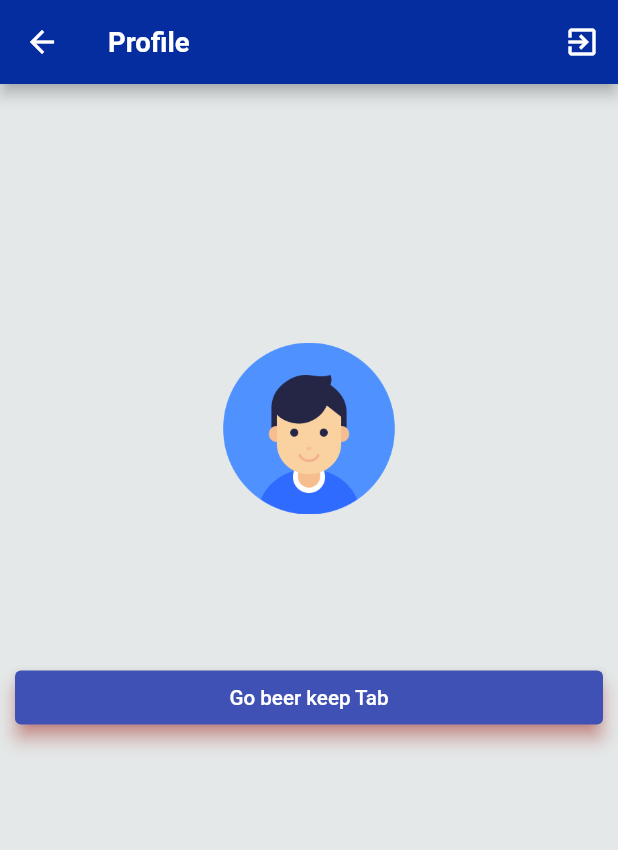
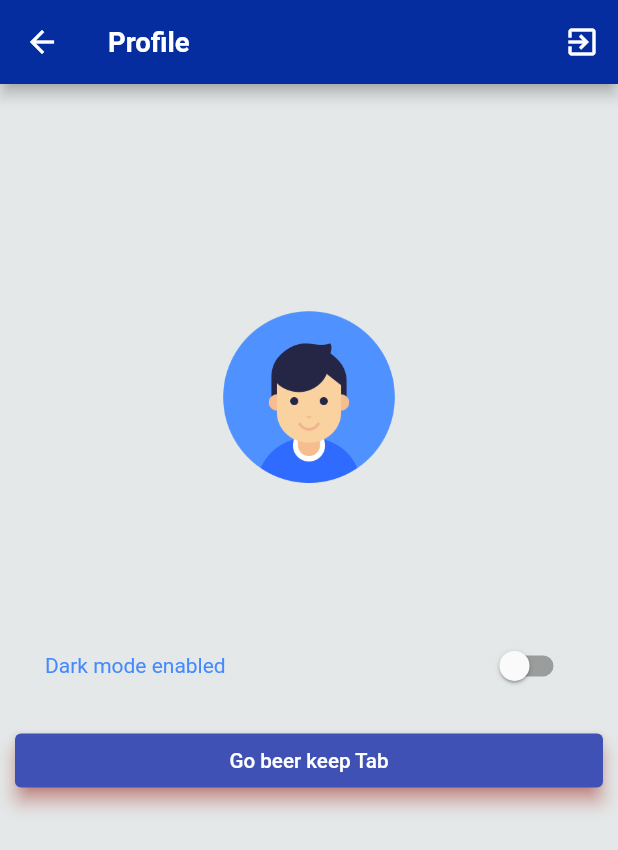
Before and after one commit to piyushpatel130689/flutter_bloc_firebase, a Flutter app: the ProfilePage screen opened directly, on a phone screen of 412 x 824 dp. Shown: the top 850 px of the screen. Run offline on Flutter 3.47's test engine with Material 2 defaults, Android fonts, the phone set to English and light mode, and no system bars; our stand-ins replace bloc, equatable, fancy_bottom_navigation, firebase_auth, firebase_core, flutter_bloc and 7 more; missing offline and left inert: flow_builder, very_good_analysis; accounts and stored records are empty.

Commit message:
- support for light and dark theme

```diff
--- a/lib/app/view/app.dart
+++ b/lib/app/view/app.dart
@@ -34,7 +34,9 @@ class AppView extends StatelessWidget {
   @override
   Widget build(BuildContext context) {
     return MaterialApp(
-      theme: theme,
+      theme: AppTheme.light,
+      darkTheme: AppTheme.dark,
+      themeMode: ThemeMode.system,
       home: FlowBuilder<AppStatus>(
         state: context.select((AppBloc bloc) => bloc.state.status),
         onGeneratePages: onGenerateAppViewPages,
--- a/lib/common/share_preference.dart
+++ b/lib/common/share_preference.dart
@@ -1,38 +1,36 @@
 import 'package:shared_preferences/shared_preferences.dart';
 
-class MySharePreference{
+class MySharePreference {
+  final String _isLogin = "islogin";
+  final String _isDarkMode = "isDarkMode";
 
-  ///
-  /// Instantiation of the SharedPreferences library
-  ///
-
-  final String _isLogin = "islogin";
-
-  /// ------------------------------------------------------------
-  /// Method that returns the user decision to allow notifications
-  /// ------------------------------------------------------------
   Future<bool> setUserLogin(bool value) async {
     final SharedPreferences prefs = await SharedPreferences.getInstance();
 
-    return prefs.setBool(_isLogin,value);
+    return prefs.setBool(_isLogin, value);
   }
 
-  /// ------------------------------------------------------------
-  /// Method that returns the user decision to allow notifications
-  /// ------------------------------------------------------------
   Future<bool> getIsUserLogin() async {
     final SharedPreferences prefs = await SharedPreferences.getInstance();
 
     return prefs.getBool(_isLogin) ?? false;
   }
 
-  /// ------------------------------------------------------------
-  /// Method that returns the user decision to allow notifications
-  /// ------------------------------------------------------------
-   clearAllPref() async {
+  Future<bool> setDarkMode(bool value) async {
+    final SharedPreferences prefs = await SharedPreferences.getInstance();
+
+    return prefs.setBool(_isDarkMode, value);
+  }
+
+  Future<bool> getIsDarkMode() async {
+    final SharedPreferences prefs = await SharedPreferences.getInstance();
+
+    return prefs.getBool(_isDarkMode) ?? false;
+  }
+
+  clearAllPref() async {
     final SharedPreferences prefs = await SharedPreferences.getInstance();
 
     prefs.clear();
   }
-
 }
--- /dev/null
+++ b/lib/common/widget/label_switch.dart
@@ -0,0 +1,49 @@
+import 'package:flutter/gestures.dart';
+import 'package:flutter/material.dart';
+
+class LinkedLabelSwitch extends StatelessWidget {
+  const LinkedLabelSwitch({
+    Key? key,
+    required this.label,
+    required this.padding,
+    required this.value,
+    required this.onChanged,
+  }) : super(key: key);
+
+  final String label;
+  final EdgeInsets padding;
+  final bool value;
+  final Function onChanged;
+
+  @override
+  Widget build(BuildContext context) {
+    return Padding(
+      padding: padding,
+      child: Row(
+        children: <Widget>[
+          Expanded(
+            child: RichText(
+              text: TextSpan(
+                text: label,
+                style: const TextStyle(
+                  color: Colors.blueAccent,
+                  // decoration: TextDecoration.underline,
+                ),
+                recognizer: TapGestureRecognizer()
+                  ..onTap = () {
+                    print('Label has been tapped.');
+                  },
+              ),
+            ),
+          ),
+          Switch(
+            value: value,
+            onChanged: (bool newValue) {
+              onChanged(newValue);
+            },
+          ),
+        ],
+      ),
+    );
+  }
+}
--- a/lib/common/widget/widgets.dart
+++ b/lib/common/widget/widgets.dart
@@ -3,3 +3,4 @@ export 'add_image_form.dart';
 export 'auth_text_field.dart';
 export 'bottom_loader.dart';
 export 'button_widget.dart';
+export 'label_switch.dart';
--- a/lib/lib.dart
+++ b/lib/lib.dart
@@ -4,4 +4,4 @@ export 'screen/screen.dart';
 export 'tabs/tabs.dart';
 export 'api/api.dart';
 export 'app/app.dart';
-export 'theme.dart';
+export 'themes/themes.dart';
--- a/lib/screen/profile/bloc/profile_state.dart
+++ b/lib/screen/profile/bloc/profile_state.dart
@@ -2,19 +2,19 @@ part of 'profile_bloc.dart';
 
 class ProfileState extends Equatable {
   const ProfileState({
-    this.isDarkTheme = false,
+    this.fieldVal = "",
   });
 
-  final bool isDarkTheme;
+  final String fieldVal;
 
   @override
-  List<Object> get props => [isDarkTheme];
+  List<Object> get props => [fieldVal];
 
   ProfileState copyWith({
     bool? isDarkTheme,
   }) {
     return ProfileState(
-      isDarkTheme: isDarkTheme ?? this.isDarkTheme,
+      fieldVal: fieldVal ?? this.fieldVal,
     );
   }
 }
--- a/lib/screen/profile/view/profile_body.dart
+++ b/lib/screen/profile/view/profile_body.dart
@@ -32,6 +32,8 @@ class ProfileBody extends StatelessWidget {
                   const SizedBox(height: SizeConfig.verticalSizeBoxSpace),
                   Text(user.name ?? '', style: textTheme.headline5),
                   const SizedBox(height: SizeConfig.verticalSizeBoxSpace),
+                  _ThemeField(),
+                  const SizedBox(height: SizeConfig.verticalSizeBoxSpace),
                   ElevatedButtonCustomWidget(
                       text: "Go beer keep Tab",
                       onPressed: () => onButtonPress(context))
@@ -40,3 +42,42 @@ class ProfileBody extends StatelessWidget {
             )));
   }
 }
+
+class _ThemeField extends StatelessWidget {
+  @override
+  Widget build(BuildContext context) {
+    return BlocBuilder<ThemeBloc, ThemeState>(
+      // buildWhen: (previous, current) =>
+      //     previous.isDarkTheme != current.isDarkTheme,
+      builder: (context, state) {
+        return LinkedLabelSwitch(
+          label: 'Dark mode enabled',
+          padding: const EdgeInsets.symmetric(horizontal: 20.0),
+          value: context.read<ThemeBloc>().isDarkMode,
+          onChanged: (bool newValue) {
+            MySharePreference().setDarkMode(newValue);
+            if (newValue) {
+              context
+                  .read<ThemeBloc>()
+                  .add(ThemeChangeEvent(themeData: ThemeData.dark()));
+            } else {
+              context
+                  .read<ThemeBloc>()
+                  .add(ThemeChangeEvent(themeData: ThemeData.light()));
+            }
+            // MySharePreference().getIsDarkMode().then((resultVal) {
+            //   if (resultVal) {
+            //     context.read<ThemeBloc>().add(
+            //         ThemeChangeEvent(themeData: ThemeData.dark()));
+            //   } else {
+            //     context.read<ThemeBloc>().add(
+            //         ThemeChangeEvent(themeData: ThemeData.light()));
+            //   }/**/
+            //   print('=======$resultVal');
+            // });
+          },
+        );
+      },
+    );
+  }
+}
--- a/lib/screen/profile/view/profile_page.dart
+++ b/lib/screen/profile/view/profile_page.dart
@@ -27,8 +27,13 @@ class ProfilePage extends StatelessWidget {
       ),
       body: Padding(
         padding: const EdgeInsets.all(SizeConfig.screenPadding),
-        child: BlocProvider(
-          create: (_) => ProfileBloc(),
+        child: MultiBlocProvider(
+          providers: [
+            BlocProvider<ProfileBloc>(
+                create: (BuildContext context) => ProfileBloc()),
+            BlocProvider<ThemeBloc>(
+                create: (BuildContext context) => ThemeBloc())
+          ],
           child: ProfileBody(
             textTheme: textTheme,
             user: user,
--- /dev/null
+++ b/lib/themes/app_theme.dart
@@ -0,0 +1,9 @@
+import 'package:flutter/material.dart';
+
+import 'dark_theme.dart';
+import 'light_theme.dart';
+
+class AppTheme {
+  static ThemeData light = lightTheme;
+  static ThemeData dark = darkTheme;
+}
--- /dev/null
+++ b/lib/themes/bloc/theme_bloc.dart
@@ -0,0 +1,22 @@
+import 'package:flutter/material.dart';
+import 'package:flutter_bloc/flutter_bloc.dart';
+import 'package:equatable/equatable.dart';
+
+part 'theme_state.dart';
+
+part 'theme_event.dart';
+
+class ThemeBloc extends Bloc<ThemeEvent, ThemeState> {
+  ThemeBloc() : super(ThemeInitialState());
+
+  bool isDarkMode = false;
+
+  @override
+  Stream<ThemeState> mapEventToState(ThemeEvent event) async* {
+    if (event is ThemeChangeEvent) {
+      isDarkMode = event.themeData == ThemeData.dark();
+      print('MODE--------$isDarkMode');
+      yield ThemeChangeState(event.themeData);
+    }
+  }
+}
--- /dev/null
+++ b/lib/themes/bloc/theme_event.dart
@@ -0,0 +1,17 @@
+part of 'theme_bloc.dart';
+
+abstract class ThemeEvent extends Equatable {
+  const ThemeEvent();
+
+  @override
+  List<Object> get props => [];
+}
+
+class ThemeChangeEvent extends ThemeEvent {
+  const ThemeChangeEvent({required this.themeData});
+
+  final ThemeData themeData;
+
+  @override
+  List<Object> get props => [themeData];
+}
--- /dev/null
+++ b/lib/themes/bloc/theme_state.dart
@@ -0,0 +1,20 @@
+part of 'theme_bloc.dart';
+
+abstract class ThemeState extends Equatable {
+  const ThemeState();
+
+  @override
+  List<Object> get props => [];
+}
+
+class ThemeInitialState extends ThemeState {}
+
+
+class ThemeChangeState extends ThemeState {
+  final ThemeData themeData;
+
+  ThemeChangeState(this.themeData);
+
+  @override
+  List<Object> get props => [themeData];
+}
--- /dev/null
+++ b/lib/themes/dark_theme.dart
@@ -0,0 +1,33 @@
+import 'package:flutter/material.dart';
+import 'package:google_fonts/google_fonts.dart';
+import 'package:piyush_flutter_bloc/lib.dart';
+
+final darkTheme = ThemeData(
+  textTheme: GoogleFonts.openSansTextTheme(),
+  brightness: Brightness.dark,
+  primaryColorDark: Colors.black,
+  primaryColorLight: Colors.black,
+  primaryColor: Colors.black,
+  accentColor: Colors.black,
+  backgroundColor: Colors.black,
+  scaffoldBackgroundColor: Colors.black,
+  inputDecorationTheme: InputDecorationTheme(
+    // labelStyle: TextStyle(color: Colors.black),
+    // hintStyle: TextStyle(color: Colors.grey),
+    border: OutlineInputBorder(
+      borderRadius: BorderRadius.circular(8),
+    ),
+  ),
+  bottomNavigationBarTheme: BottomNavigationBarThemeData(
+    backgroundColor: Colors.black,
+    unselectedItemColor: Colors.white,
+    selectedItemColor: Colors.redAccent,
+    elevation: 0,
+  ),
+  highlightColor: Colors.transparent,
+  splashColor: Colors.transparent,
+  // appBarTheme: AppBarTheme(
+  //   color: Colors.black,
+  //   elevation: 0,
+  // ),
+);
--- a/lib/theme.dart
+++ b/lib/themes/light_theme.dart
@@ -1,14 +1,15 @@
 import 'package:flutter/material.dart';
 import 'package:google_fonts/google_fonts.dart';
+import 'package:piyush_flutter_bloc/lib.dart';
 
-import 'common/mycolors.dart';
-
-final theme = ThemeData(
+final lightTheme = ThemeData(
   textTheme: GoogleFonts.openSansTextTheme(),
+  brightness: Brightness.light,
   primaryColorDark: MyColors.primaryColorDark,
   primaryColorLight: MyColors.primaryColorLight,
   primaryColor: MyColors.primaryColor,
   accentColor: MyColors.accentColor,
+  backgroundColor: MyColors.scaffoldBackgroundColor,
   scaffoldBackgroundColor: MyColors.scaffoldBackgroundColor,
   inputDecorationTheme: InputDecorationTheme(
     // labelStyle: TextStyle(color: Colors.black),
@@ -17,4 +18,16 @@ final theme = ThemeData(
       borderRadius: BorderRadius.circular(8),
     ),
   ),
+  bottomNavigationBarTheme: BottomNavigationBarThemeData(
+    backgroundColor: Colors.white,
+    unselectedItemColor: Colors.black,
+    selectedItemColor: Colors.redAccent,
+    elevation: 0,
+  ),
+  highlightColor: Colors.transparent,
+  splashColor: Colors.transparent,
+  // appBarTheme: AppBarTheme(
+  //   color:MyColors.primaryColor,
+  //   elevation: 0,
+  // ),
 );
--- /dev/null
+++ b/lib/themes/themes.dart
@@ -0,0 +1,4 @@
+export 'bloc/theme_bloc.dart';
+export 'app_theme.dart';
+export 'dark_theme.dart';
+export 'light_theme.dart';
```
